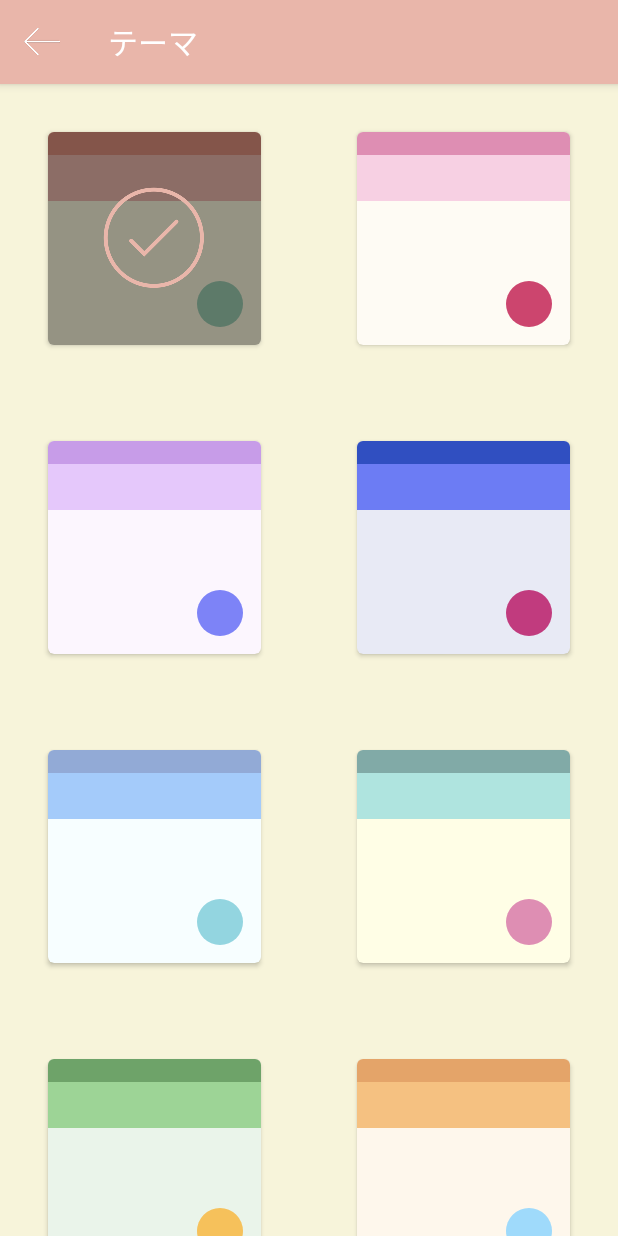
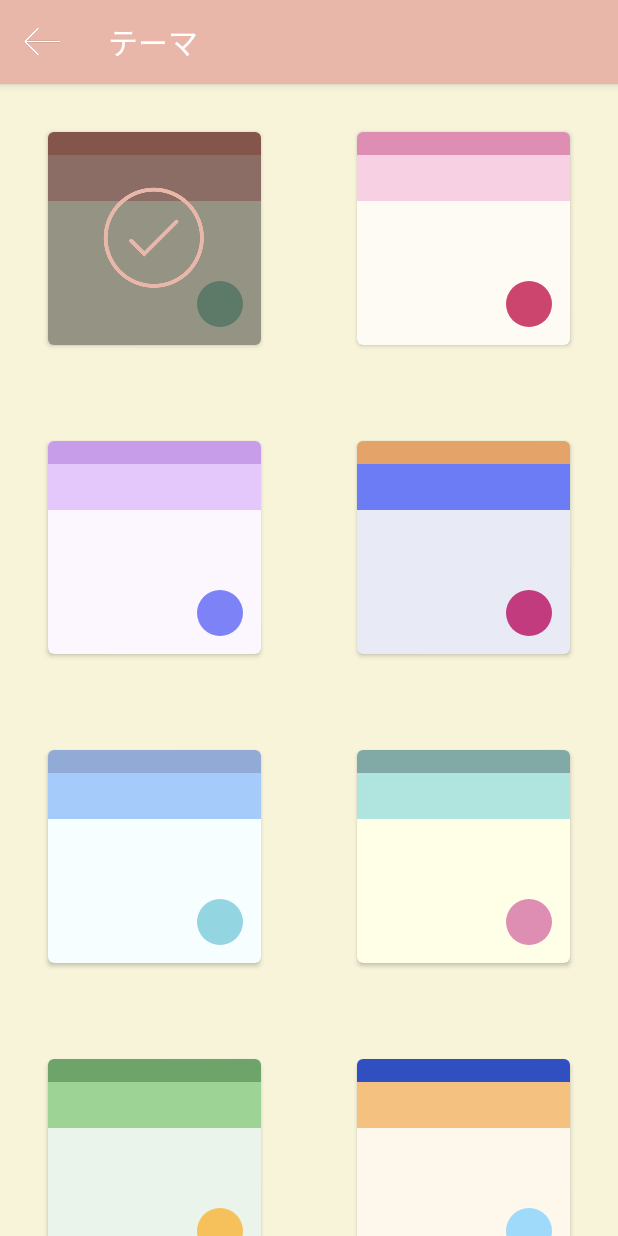
Before and after one commit to ITPMApp/android-java-ojt-memo-app, an Android app: the ThemeFragment screen opened directly, with no data from a screen before it, on a phone screen of 412 x 824 dp. Run offline under Robolectric (Android 15) with nearby library versions, the phone set to English and light mode, and no system bars; Roboto replaces fonts that are not available here.

Commit message:
Revert "テーマ設定画面のステータスバーの色を修正"
This reverts commit 1b7af218308a01ef9a38e8cf7fff7889526d2d2e.

```diff
--- a/app/src/main/res/values/colors.xml
+++ b/app/src/main/res/values/colors.xml
@@ -15,11 +15,11 @@
     <color name="colorStatusBar1">#DC8D7B</color>// 220 141 123
     <color name="colorStatusBar2">#DE8EB3</color>// 222 142 179
     <color name="colorStatusBar3">#C79CE8</color>// 199 156 232
-    <color name="colorStatusBar4">#304FC1</color>// 48 79 193
+    <color name="colorStatusBar4">#E4A469</color>// 48 79 193
     <color name="colorStatusBar5">#92AAD6</color>// 146 170 214
     <color name="colorStatusBar6">#81AAA7</color>// 129 170 167
     <color name="colorStatusBar7">#6EA369</color>// 110 163 105
-    <color name="colorStatusBar8">#E4A469</color>// 228 164 105
+    <color name="colorStatusBar8">#304FC1</color>// 228 164 105
 
     <!-- HeaderBar Color -->
     <color name="colorHeaderBar1">#E9B6AA</color>// 233 182 170
```
